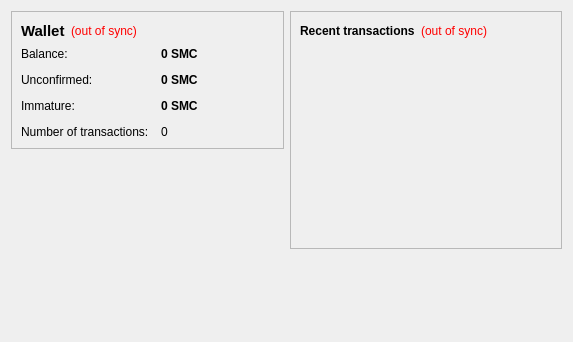
dariccoin/dariccoin, file src/qt/forms/overviewpage.ui: the form before one commit.
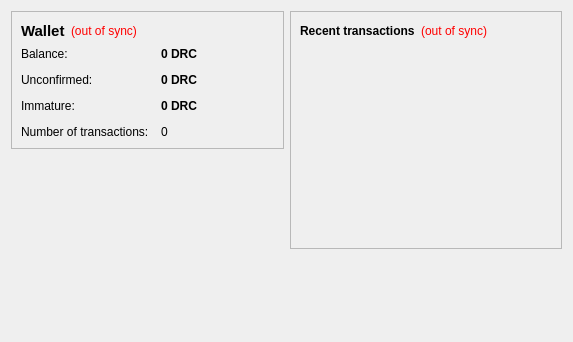
The form after the commit.

Diff of the .ui file:
```diff
--- a/src/qt/forms/overviewpage.ui
+++ b/src/qt/forms/overviewpage.ui
@@ -105,7 +105,7 @@
              <string>Your current balance</string>
             </property>
             <property name="text">
-             <string notr="true">0 SMC</string>
+             <string notr="true">0 DRC</string>
             </property>
             <property name="textInteractionFlags">
              <set>Qt::LinksAccessibleByMouse|Qt::TextSelectableByKeyboard|Qt::TextSelectableByMouse</set>
@@ -134,7 +134,7 @@
              <string>Total of transactions that have yet to be confirmed, and do not yet count toward the current balance</string>
             </property>
             <property name="text">
-             <string notr="true">0 SMC</string>
+             <string notr="true">0 DRC</string>
             </property>
             <property name="textInteractionFlags">
              <set>Qt::LinksAccessibleByMouse|Qt::TextSelectableByKeyboard|Qt::TextSelectableByMouse</set>
@@ -177,7 +177,7 @@
              <string>Mined balance that has not yet matured</string>
             </property>
             <property name="text">
-             <string notr="true">0 SMC</string>
+             <string notr="true">0 DRC</string>
             </property>
             <property name="textInteractionFlags">
              <set>Qt::LinksAccessibleByMouse|Qt::TextSelectableByKeyboard|Qt::TextSelectableByMouse</set>
```
Left out of the diff: 4 changed lines with no effect on the pictures.
